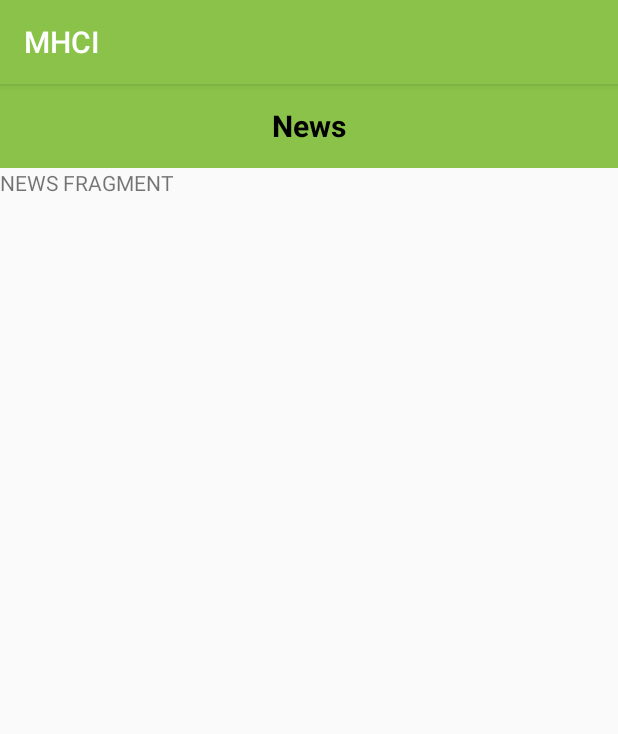
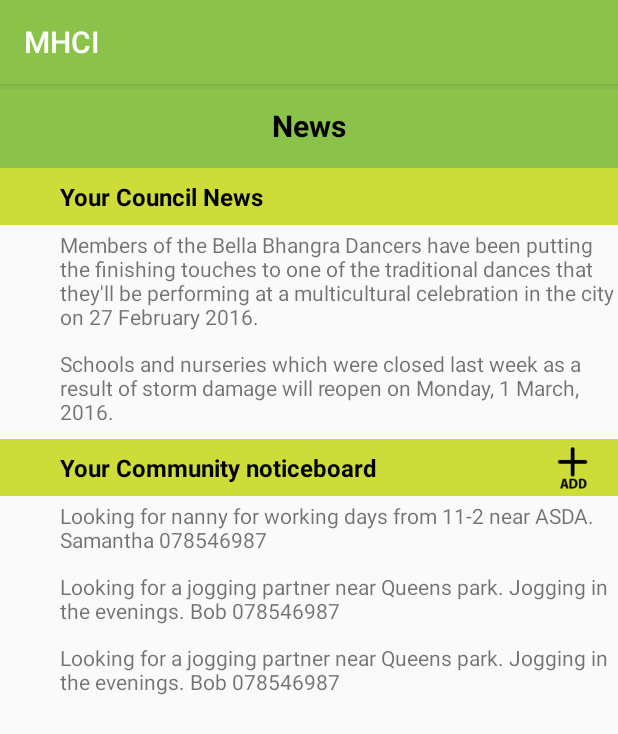
Before and after one commit to RaymondDubovik/MHCI, an Android app: the fragment NewsFragment shown on its own in the app's theme, on a phone screen of 412 x 824 dp. Shown: the top 734 px of the screen. Run offline under Robolectric (Android 15) with nearby library versions, the light colour scheme and no system bars; 3 statements that could not run were skipped.

Commit message:
news fragment

```diff
--- a/app/src/main/java/mhci/mhci/Fragments/NewsFragment.java
+++ b/app/src/main/java/mhci/mhci/Fragments/NewsFragment.java
@@ -1,28 +1,80 @@
 package mhci.mhci.Fragments;
 
 import android.app.Fragment;
+import android.content.DialogInterface;
+import android.content.IntentFilter;
 import android.os.Bundle;
+import android.support.v7.app.AlertDialog;
 import android.view.LayoutInflater;
 import android.view.View;
 import android.view.ViewGroup;
+import android.widget.EditText;
+import android.widget.ImageView;
+import android.widget.LinearLayout;
+import android.widget.TextView;
+import android.widget.Toast;
 
+import mhci.mhci.MainActivity;
 import mhci.mhci.R;
 
-public class NewsFragment extends Fragment {
-    public NewsFragment() {
-        // Required empty public constructor
+public class NewsFragment extends Fragment implements MenuListener, View.OnClickListener {
+	private MainActivity activity;
+
+	private LinearLayout llOtherCouncil;
+	private TextView tvNotice;
+
+	@Override
+    public View onCreateView(LayoutInflater inflater, ViewGroup container, Bundle savedInstanceState) {
+		View view = inflater.inflate(R.layout.fragment_news, container, false);
+
+		tvNotice = (TextView) view.findViewById(R.id.tvNotice);
+
+		llOtherCouncil = (LinearLayout) view.findViewById(R.id.llOtherCouncil);
+
+		activity = (MainActivity) getActivity();
+		activity.registerReceiver(new MenuReceiver(this), new IntentFilter(MainActivity.INTENT_FILTER_FRAGMENT_MENU_CLICK));
+		if (activity.isMenuPressed()) {
+			onMenuPressed();
+		}
+
+		ImageView ivAdd = (ImageView) view.findViewById(R.id.ivAdd);
+		ivAdd.setOnClickListener(this);
+
+		return view;
     }
 
 
-    @Override
-    public void onCreate(Bundle savedInstanceState) {
-        super.onCreate(savedInstanceState);
-    }
+	@Override
+	public void onMenuPressed() {
+		llOtherCouncil.setVisibility(View.VISIBLE);
+	}
 
 
-    @Override
-    public View onCreateView(LayoutInflater inflater, ViewGroup container, Bundle savedInstanceState) {
-        // Inflate the layout for this fragment
-        return inflater.inflate(R.layout.fragment_news, container, false);
-    }
+	@Override
+	public void onMenuDepressed() {
+		llOtherCouncil.setVisibility(View.GONE);
+	}
+
+
+	@Override
+	public void onClick(View v) {
+		AlertDialog.Builder dialogBuilder = new AlertDialog.Builder(activity);
+		LayoutInflater inflater = activity.getLayoutInflater();
+		final View dialogView = inflater.inflate(R.layout.dialog_add_notice, null);
+		dialogBuilder.setView(dialogView);
+
+		final EditText edt = (EditText) dialogView.findViewById(R.id.etNotice);
+
+		dialogBuilder.setTitle("Post on the noticeboard");
+		dialogBuilder.setPositiveButton("Done", new DialogInterface.OnClickListener() {
+			public void onClick(DialogInterface dialog, int whichButton) {
+				tvNotice.setText(edt.getText().toString());
+				tvNotice.setVisibility(View.VISIBLE);
+				Toast.makeText(activity, "Successfully posted!", Toast.LENGTH_SHORT).show();
+			}
+		});
+
+		AlertDialog b = dialogBuilder.create();
+		b.show();
+	}
 }
--- a/app/src/main/res/layout/fragment_news.xml
+++ b/app/src/main/res/layout/fragment_news.xml
@@ -1,7 +1,7 @@
 <LinearLayout xmlns:android="http://schemas.android.com/apk/res/android"
-             android:layout_width="match_parent"
-             android:layout_height="match_parent"
-             android:orientation="vertical">
+			  android:layout_width="match_parent"
+			  android:layout_height="match_parent"
+			  android:orientation="vertical">
 
 
 	<TextView
@@ -10,15 +10,27 @@
 		android:background="?attr/colorPrimary"
 		android:gravity="center"
 		android:text="News"
+		android:textColor="@color/black"
 		android:textSize="20sp"
 		android:textStyle="bold"
-		android:textColor="@color/black"
 		/>
 
-    <!-- TODO: Update blank fragment layout -->
-    <TextView
-        android:layout_width="match_parent"
-        android:layout_height="match_parent"
-        android:text="NEWS FRAGMENT"/>
+	<ScrollView
+		android:layout_width="match_parent"
+		android:layout_height="0dp"
+		android:layout_weight="1">
+
+		<LinearLayout
+			android:layout_width="match_parent"
+			android:layout_height="wrap_content"
+			android:orientation="vertical">
+
+			<include layout="@layout/layout_other_council"/>
+
+			<include layout="@layout/layout_my_council"/>
+
+			<include layout="@layout/layout_noticeboard"/>
+		</LinearLayout>
+	</ScrollView>
 
 </LinearLayout>
--- a/app/src/main/res/layout/layout_header.xml
+++ b/app/src/main/res/layout/layout_header.xml
@@ -8,10 +8,10 @@
 		android:id="@+id/lblListHeader"
 		android:layout_width="match_parent"
 		android:layout_height="wrap_content"
-		android:paddingTop="3dp"
-		android:paddingBottom="3dp"
+		android:paddingTop="1dp"
+		android:paddingBottom="1dp"
 		android:paddingLeft="?android:attr/expandableListPreferredItemPaddingLeft"
 		android:textColor="@color/black"
-		android:textSize="15sp"
+		android:textSize="16sp"
 		android:textStyle="bold"/>
 </LinearLayout>
--- /dev/null
+++ b/app/src/main/res/layout/layout_my_council.xml
@@ -0,0 +1,45 @@
+<?xml version="1.0" encoding="utf-8"?>
+<LinearLayout
+	xmlns:android="http://schemas.android.com/apk/res/android"
+	android:layout_width="match_parent"
+	android:layout_height="wrap_content"
+	android:orientation="vertical">
+
+	<TextView
+		android:layout_width="match_parent"
+		android:layout_height="wrap_content"
+		android:background="@color/colorAccent"
+		android:paddingBottom="8dp"
+		android:paddingLeft="?android:attr/expandableListPreferredItemPaddingLeft"
+		android:paddingTop="8dp"
+		android:text="Your Council News"
+		android:textColor="@color/black"
+		android:textSize="16sp"
+		android:textStyle="bold"/>
+
+	<TextView
+		android:layout_width="match_parent"
+		android:layout_height="wrap_content"
+		android:layout_marginBottom="5dp"
+		android:autoLink="web"
+		android:linksClickable="true"
+		android:paddingBottom="3dp"
+		android:paddingLeft="?android:attr/expandableListPreferredChildPaddingLeft"
+		android:paddingTop="3dp"
+		android:singleLine="false"
+		android:text="Members of the Bella Bhangra Dancers have been putting the finishing touches to one of the traditional dances that they'll be performing at a multicultural celebration in the city on 27 February 2016."
+		android:textColorLink="#0000EE"/>
+
+	<TextView
+		android:layout_width="match_parent"
+		android:layout_height="wrap_content"
+		android:layout_marginBottom="5dp"
+		android:autoLink="web"
+		android:linksClickable="true"
+		android:paddingBottom="3dp"
+		android:paddingLeft="?android:attr/expandableListPreferredChildPaddingLeft"
+		android:paddingTop="3dp"
+		android:singleLine="false"
+		android:text="Schools and nurseries which were closed last week as a result of storm damage will reopen on Monday, 1 March, 2016."
+		android:textColorLink="#0000EE"/>
+</LinearLayout>
--- /dev/null
+++ b/app/src/main/res/layout/layout_noticeboard.xml
@@ -0,0 +1,90 @@
+<?xml version="1.0" encoding="utf-8"?>
+<LinearLayout
+	xmlns:android="http://schemas.android.com/apk/res/android"
+	android:layout_width="match_parent"
+	android:layout_height="wrap_content"
+	android:orientation="vertical">
+
+	<LinearLayout
+		android:layout_width="match_parent"
+		android:layout_height="wrap_content"
+		android:background="@color/colorAccent"
+		android:orientation="horizontal">
+
+		<TextView
+			android:layout_width="0dp"
+			android:layout_height="wrap_content"
+			android:layout_weight="1"
+			android:paddingBottom="8dp"
+			android:paddingLeft="?android:attr/expandableListPreferredItemPaddingLeft"
+			android:paddingTop="8dp"
+			android:text="Your Community noticeboard"
+			android:textColor="@color/black"
+			android:textSize="16sp"
+			android:textStyle="bold"/>
+
+		<ImageView
+			android:id="@+id/ivAdd"
+			android:layout_width="wrap_content"
+			android:layout_height="match_parent"
+			android:paddingBottom="4dp"
+			android:paddingTop="4dp"
+			android:src="@drawable/ic_add"/>
+
+	</LinearLayout>
+
+	<TextView
+		android:id="@+id/tvNotice"
+		android:layout_width="match_parent"
+		android:layout_height="wrap_content"
+		android:layout_marginBottom="5dp"
+		android:autoLink="web"
+		android:linksClickable="true"
+		android:paddingBottom="3dp"
+		android:paddingLeft="?android:attr/expandableListPreferredChildPaddingLeft"
+		android:paddingTop="3dp"
+		android:singleLine="false"
+		android:textColorLink="#0000EE"
+		android:visibility="gone"/>
+
+	<TextView
+		android:layout_width="match_parent"
+		android:layout_height="wrap_content"
+		android:layout_marginBottom="5dp"
+		android:autoLink="web"
+		android:linksClickable="true"
+		android:paddingBottom="3dp"
+		android:paddingLeft="?android:attr/expandableListPreferredChildPaddingLeft"
+		android:paddingTop="3dp"
+		android:singleLine="false"
+		android:text="Looking for nanny for working days from 11-2 near ASDA. Samantha 078546987"
+		android:textColorLink="#0000EE"/>
+
+
+	<TextView
+		android:layout_width="match_parent"
+		android:layout_height="wrap_content"
+		android:layout_marginBottom="5dp"
+		android:autoLink="web"
+		android:linksClickable="true"
+		android:paddingBottom="3dp"
+		android:paddingLeft="?android:attr/expandableListPreferredChildPaddingLeft"
+		android:paddingTop="3dp"
+		android:singleLine="false"
+		android:text="Looking for a jogging partner near Queens park. Jogging in the evenings. Bob 078546987"
+		android:textColorLink="#0000EE"/>
+
+
+	<TextView
+		android:layout_width="match_parent"
+		android:layout_height="wrap_content"
+		android:layout_marginBottom="5dp"
+		android:autoLink="web"
+		android:linksClickable="true"
+		android:paddingBottom="3dp"
+		android:paddingLeft="?android:attr/expandableListPreferredChildPaddingLeft"
+		android:paddingTop="3dp"
+		android:singleLine="false"
+		android:text="Looking for a jogging partner near Queens park. Jogging in the evenings. Bob 078546987"
+		android:textColorLink="#0000EE"/>
+</LinearLayout>
--- a/app/src/main/res/layout/list_group.xml
+++ b/app/src/main/res/layout/list_group.xml
@@ -4,7 +4,9 @@
 			  android:layout_height="wrap_content"
 			  android:background="@color/colorAccent"
 			  android:orientation="vertical"
-			  android:padding="8dp">
+			  android:paddingBottom="8dp"
+			  android:paddingRight="8dp"
+			  android:paddingTop="8dp">
 
 	<include layout="@layout/layout_header"/>
 
```
Also changed, not shown: app/src/main/res/layout/dialog_add_notice.xml (added, +18 -0 lines), app/src/main/res/layout/layout_other_council.xml (added, +34 -0 lines), app/src/main/res/drawable/ic_add.png (added).
